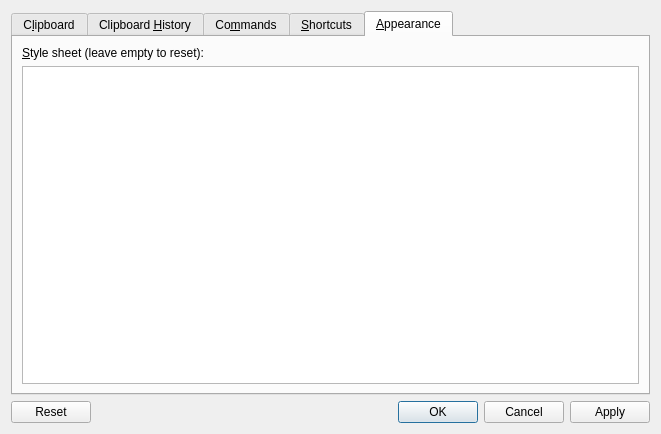
The window that src/configurationmanager.ui (hluk/CopyQ) describes before a commit, drawn with Qt 5.
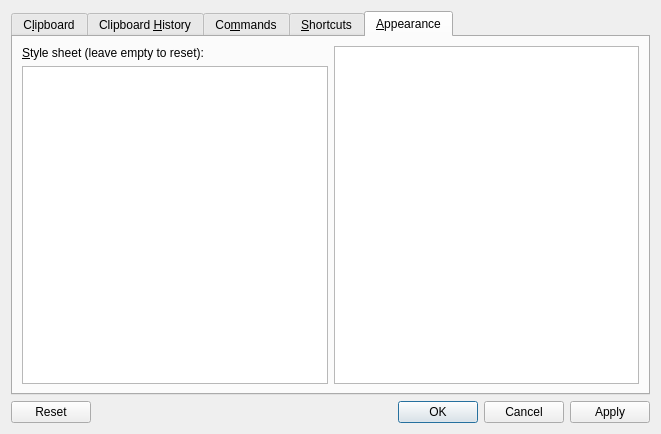
The same window after the commit. The open tabs and pages were chosen to show the change. Icons and pictures are not drawn. Custom widgets are drawn as their Qt base class.

Commit message: Improved CSS settings with help

```diff
--- a/src/configurationmanager.ui
+++ b/src/configurationmanager.ui
@@ -524,7 +524,7 @@
         <attribute name="title">
          <string>&amp;Appearance</string>
         </attribute>
-        <layout class="QVBoxLayout" name="verticalLayout_5">
+        <layout class="QHBoxLayout" name="horizontalLayout_3">
          <item>
           <layout class="QVBoxLayout" name="verticalLayout_9">
            <item>
@@ -552,6 +552,13 @@
            </item>
           </layout>
          </item>
+         <item>
+          <widget class="QTextBrowser" name="textBrowserStyleHelp">
+           <property name="openLinks">
+            <bool>false</bool>
+           </property>
+          </widget>
+         </item>
         </layout>
        </widget>
       </widget>
```
The commit also changes 7 other files.
